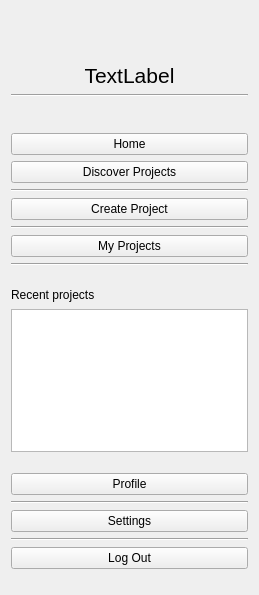
Before: the Qt Designer form sidebarwidget.ui in zcharli/carleton-student-project-partner-finder, drawn with Qt 5.
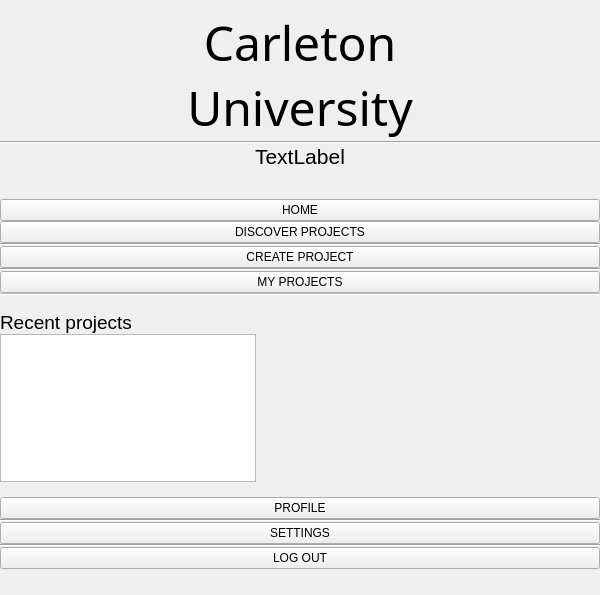
After: the same form once the commit is applied. Icons and pictures are not drawn.

What changed in the file:
```diff
--- a/sidebarwidget.ui
+++ b/sidebarwidget.ui
@@ -6,7 +6,7 @@
    <rect>
     <x>0</x>
     <y>0</y>
-    <width>259</width>
+    <width>600</width>
     <height>595</height>
    </rect>
   </property>
@@ -14,8 +14,23 @@
    <string>Form</string>
   </property>
   <layout class="QGridLayout" name="gridLayout">
+   <property name="leftMargin">
+    <number>0</number>
+   </property>
+   <property name="topMargin">
+    <number>9</number>
+   </property>
+   <property name="rightMargin">
+    <number>0</number>
+   </property>
+   <property name="horizontalSpacing">
+    <number>9</number>
+   </property>
    <item row="0" column="0">
     <layout class="QVBoxLayout" name="verticalLayout">
+     <property name="sizeConstraint">
+      <enum>QLayout::SetMinimumSize</enum>
+     </property>
      <item>
       <widget class="QLabel" name="lblAppname">
        <property name="enabled">
@@ -35,18 +50,17 @@
        </property>
        <property name="font">
         <font>
-         <pointsize>30</pointsize>
-         <weight>75</weight>
-         <bold>true</bold>
+         <family>Sans Serif</family>
+         <pointsize>36</pointsize>
+         <weight>50</weight>
+         <bold>false</bold>
          <underline>false</underline>
          <stylestrategy>PreferAntialias</stylestrategy>
         </font>
        </property>
        <property name="text">
-        <string/>
-       </property>
-       <property name="pixmap">
-        <pixmap resource="Images/Images.qrc">:/Images/Drawing.png/logo2.svg</pixmap>
+        <string>Carleton 
+University</string>
        </property>
        <property name="scaledContents">
         <bool>true</bool>
@@ -54,6 +68,16 @@
        <property name="alignment">
         <set>Qt::AlignCenter</set>
        </property>
+       <property name="wordWrap">
+        <bool>true</bool>
+       </property>
+      </widget>
+     </item>
+     <item>
+      <widget class="Line" name="line">
+       <property name="orientation">
+        <enum>Qt::Horizontal</enum>
+       </property>
       </widget>
      </item>
      <item>
@@ -80,13 +104,6 @@
        </property>
       </widget>
      </item>
-     <item>
-      <widget class="Line" name="line">
-       <property name="orientation">
-        <enum>Qt::Horizontal</enum>
-       </property>
-      </widget>
-     </item>
      <item>
       <spacer name="verticalSpacer">
        <property name="orientation">
@@ -106,14 +123,14 @@
      <item>
       <widget class="QPushButton" name="btnHome">
        <property name="text">
-        <string>Home</string>
+        <string>HOME</string>
        </property>
       </widget>
      </item>
      <item>
       <widget class="QPushButton" name="btnDiscoverProjects">
        <property name="text">
-        <string>Discover Projects</string>
+        <string>DISCOVER PROJECTS</string>
        </property>
       </widget>
      </item>
@@ -127,12 +144,15 @@
      <item>
       <widget class="QPushButton" name="btnCreateProject">
        <property name="text">
-        <string>Create Project</string>
+        <string>CREATE PROJECT</string>
        </property>
       </widget>
      </item>
      <item>
       <widget class="Line" name="dividerCreateProject">
+       <property name="frameShadow">
+        <enum>QFrame::Sunken</enum>
+       </property>
        <property name="orientation">
         <enum>Qt::Horizontal</enum>
        </property>
@@ -141,12 +161,15 @@
      <item>
       <widget class="QPushButton" name="btnMyProjects">
        <property name="text">
-        <string>My Projects</string>
+        <string>MY PROJECTS</string>
        </property>
       </widget>
      </item>
      <item>
       <widget class="Line" name="dividerMyProjects">
+       <property name="enabled">
+        <bool>false</bool>
+       </property>
        <property name="orientation">
         <enum>Qt::Horizontal</enum>
        </property>
@@ -182,6 +205,11 @@
          <height>16</height>
         </size>
        </property>
+       <property name="font">
+        <font>
+         <pointsize>14</pointsize>
+        </font>
+       </property>
        <property name="text">
         <string>Recent projects</string>
        </property>
@@ -224,7 +252,7 @@
      <item>
       <widget class="QPushButton" name="btnProfile">
        <property name="text">
-        <string>Profile</string>
+        <string>PROFILE</string>
        </property>
       </widget>
      </item>
@@ -238,7 +266,7 @@
      <item>
       <widget class="QPushButton" name="btnSettings">
        <property name="text">
-        <string>Settings</string>
+        <string>SETTINGS</string>
        </property>
       </widget>
      </item>
@@ -252,7 +280,7 @@
      <item>
       <widget class="QPushButton" name="btnLogOut">
        <property name="text">
-        <string>Log Out</string>
+        <string>LOG OUT</string>
        </property>
       </widget>
      </item>
```
Left out of the diff: 6 changed lines with no effect on the pictures.
